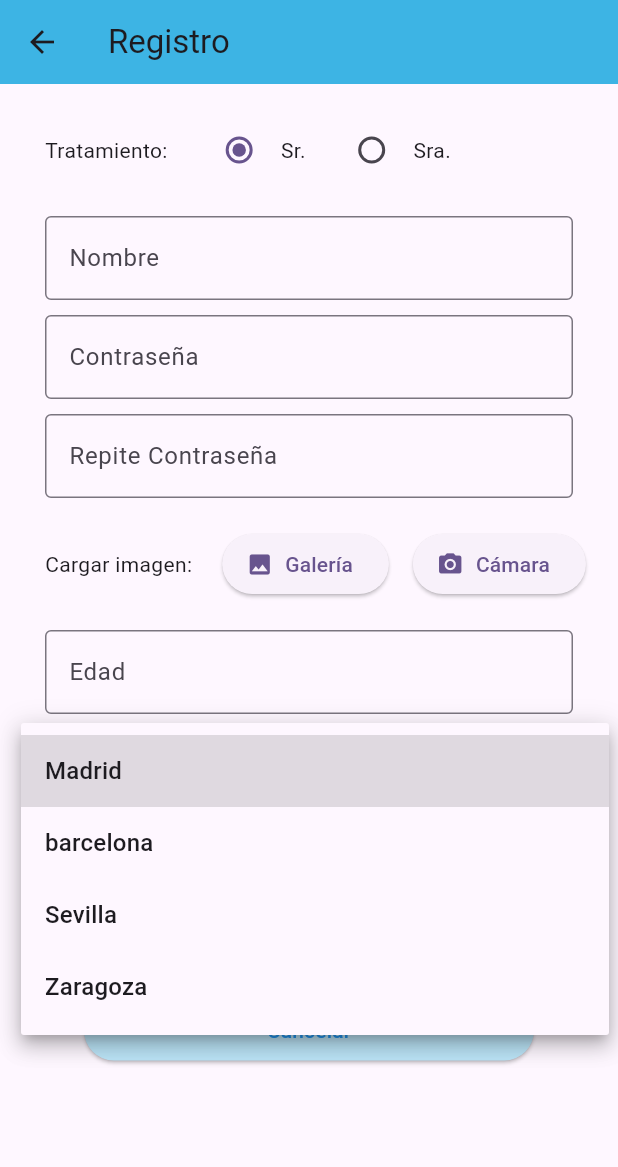
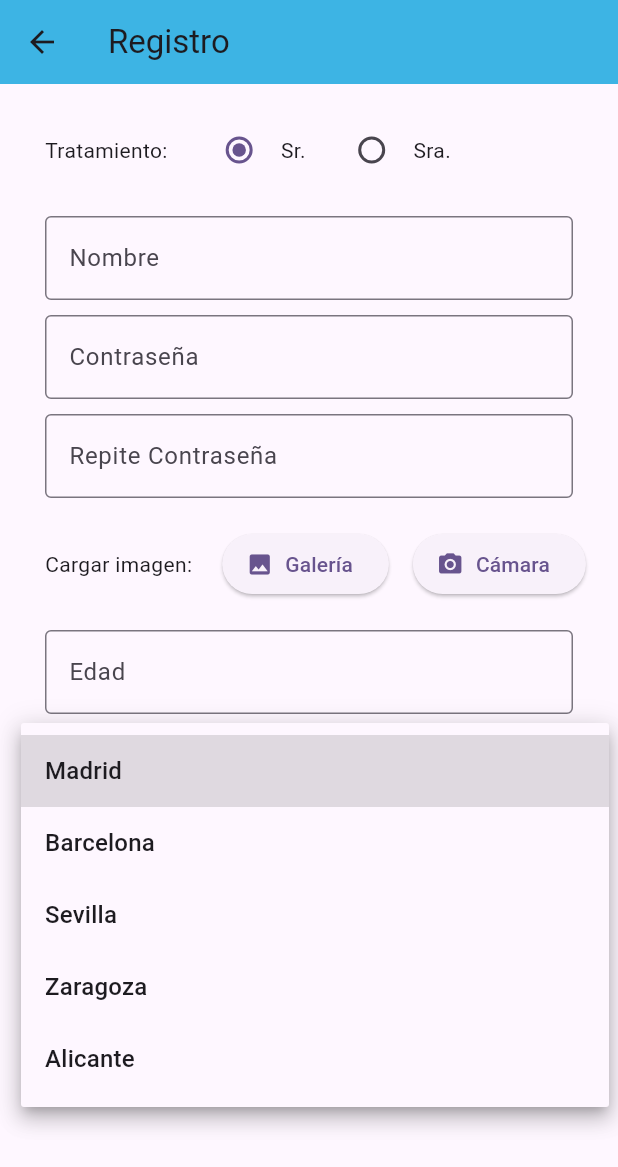
Before and after one commit to Dylan851/SolarteArnauda_proyecto, a Flutter app: the PantallaRegistros screen opened directly, after a tap on "Lugar de nacimiento", on a phone screen of 412 x 824 dp. Shown: the top 1167 px of the screen. Run offline on Flutter 3.47's test engine with Material 3 defaults, Android fonts, the phone set to English and light mode, and no system bars; our stand-ins replace image_picker; accounts and stored records are empty.

Commit message:
Nueva ciudad de lugares en registro

```diff
--- a/lib/screens/PantallaRegistros.dart
+++ b/lib/screens/PantallaRegistros.dart
@@ -16,9 +16,10 @@ class PantallaRegistros extends StatefulWidget {
 
 const List<String> _listaLugares = <String>[
   "Madrid",
-  "barcelona",
+  "Barcelona",
   "Sevilla",
   "Zaragoza",
+  "Alicante",
 ];
 
 class _PantallaRegistrosState extends State<PantallaRegistros> {
```
